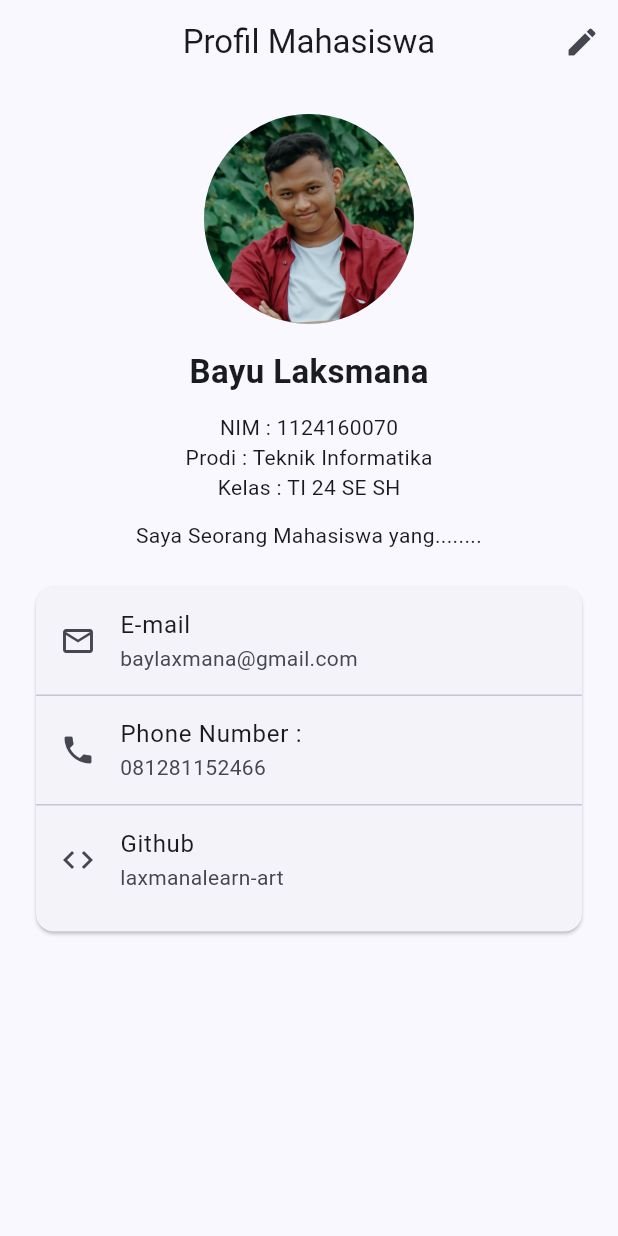
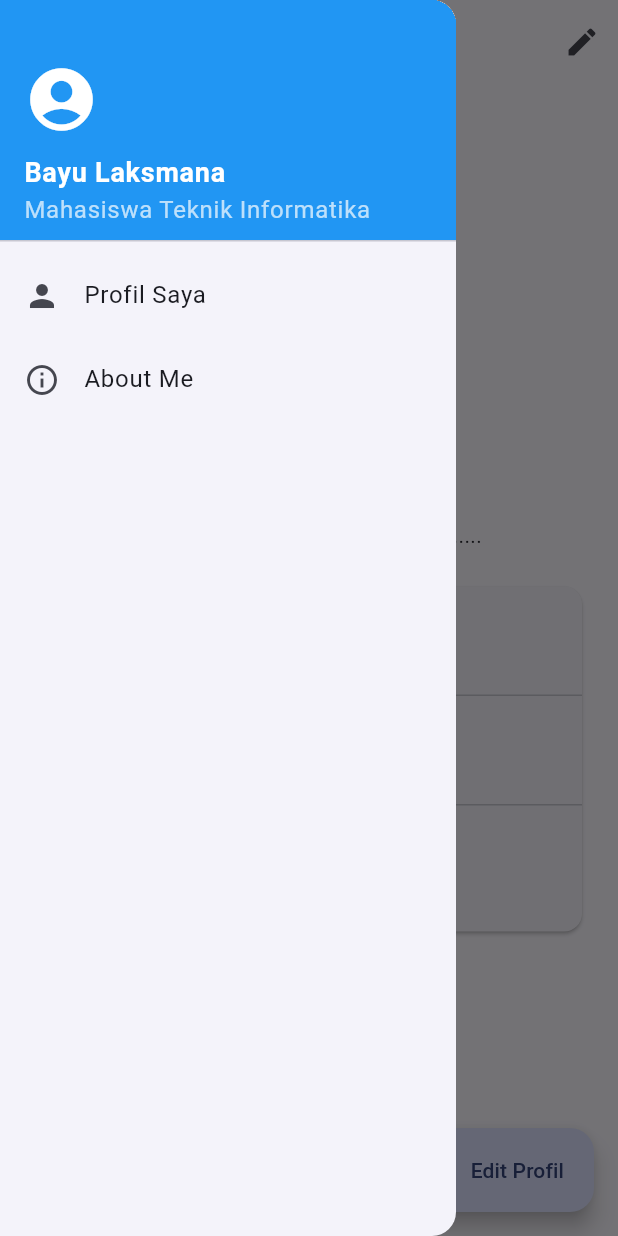
Before and after one commit to laxmanalearn-art/uts-pml-1124160070, a Flutter app: the screen it shows after launch, with the side drawer open (before the commit the screen has no drawer), on a phone screen of 412 x 824 dp. Run offline on Flutter 3.47's test engine with Material 3 defaults, Android fonts, the phone set to English and light mode, and no system bars.

Commit message:
add : menambah about me

```diff
--- a/soal2_profil_app/lib/screens/profile_page.dart
+++ b/soal2_profil_app/lib/screens/profile_page.dart
@@ -2,6 +2,7 @@ import 'package:flutter/material.dart';
 import 'package:soal2_profil_app/widgets/info_tile.dart';
 import 'package:soal2_profil_app/models/profile.dart';
 
+import 'about_page.dart';
 import 'edit_profile_page.dart';
 
 class ProfilePage extends StatefulWidget {
@@ -52,6 +53,60 @@ class _ProfilePageState extends State<ProfilePage> {
             tooltip: 'Edit Profil',
           ),
         ],
+      ),
+      drawer: Drawer(
+        child: ListView(
+          padding: EdgeInsets.zero,
+          children: [
+            const DrawerHeader(
+              decoration: BoxDecoration(color: Colors.blue),
+              child: Column(
+                crossAxisAlignment: CrossAxisAlignment.start,
+                mainAxisAlignment: MainAxisAlignment.end,
+                children: [
+                  Icon(Icons.account_circle, size: 50, color: Colors.white),
+                  SizedBox(height: 10),
+                  Text(
+                    'Bayu Laksmana',
+                    style: TextStyle(
+                      color: Colors.white,
+                      fontSize: 18,
+                      fontWeight: FontWeight.bold,
+                    ),
+                  ),
+                  Text(
+                    'Mahasiswa Teknik Informatika',
+                    style: TextStyle(color: Colors.white70),
+                  ),
+                ],
+              ),
+            ),
+            ListTile(
+              leading: const Icon(Icons.person),
+              title: const Text('Profil Saya'),
+              onTap: () {
+                Navigator.pop(context);
+              },
+            ),
+            ListTile(
+              leading: const Icon(Icons.info_outline),
+              title: const Text('About Me'),
+              onTap: () {
+                Navigator.pop(context);
+
+                Navigator.push(
+                  context,
+                  MaterialPageRoute(builder: (context) => const AboutPage()),
+                );
+              },
+            ),
+          ],
+        ),
+      ),
+      floatingActionButton: FloatingActionButton.extended(
+        onPressed: _openEditProfile,
+        icon: const Icon(Icons.edit),
+        label: const Text('Edit Profil'),
       ),
       body: SafeArea(
         child: SingleChildScrollView(
```
Also changed, not shown: soal2_profil_app/lib/screens/about_page.dart (+106 -0 lines).
